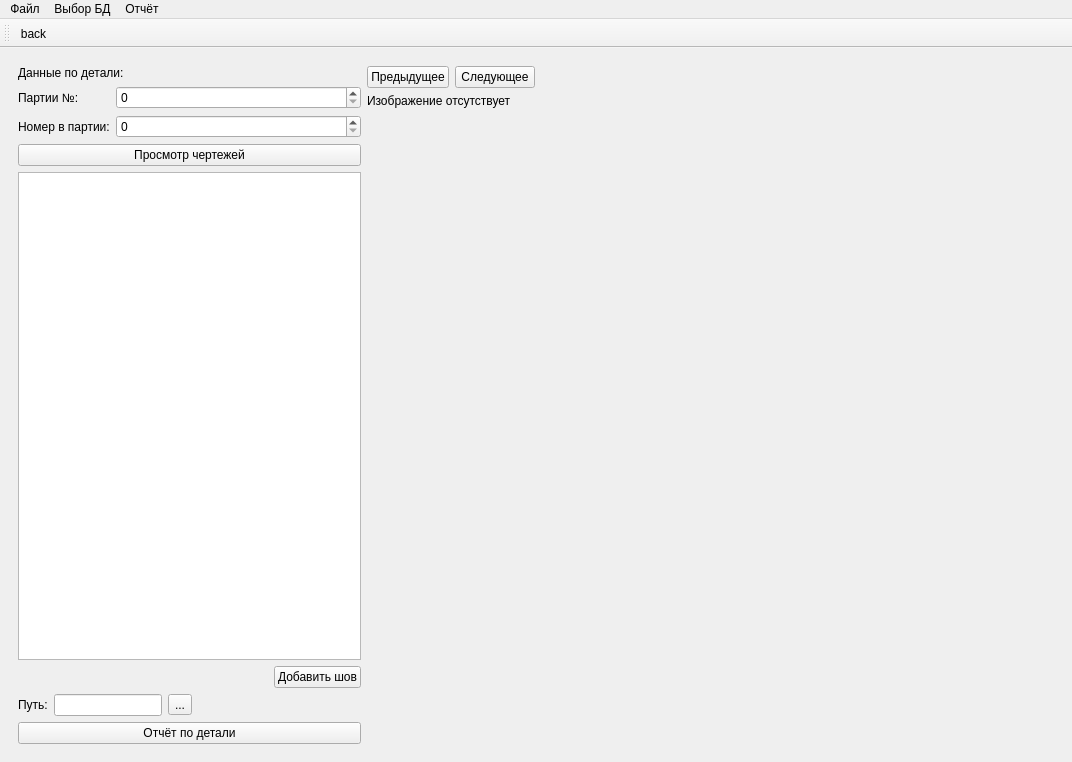
This is venv/irsDB/base.ui in Ilaygor/irsDB as Qt 5 draws it before an edit. The edited form follows.
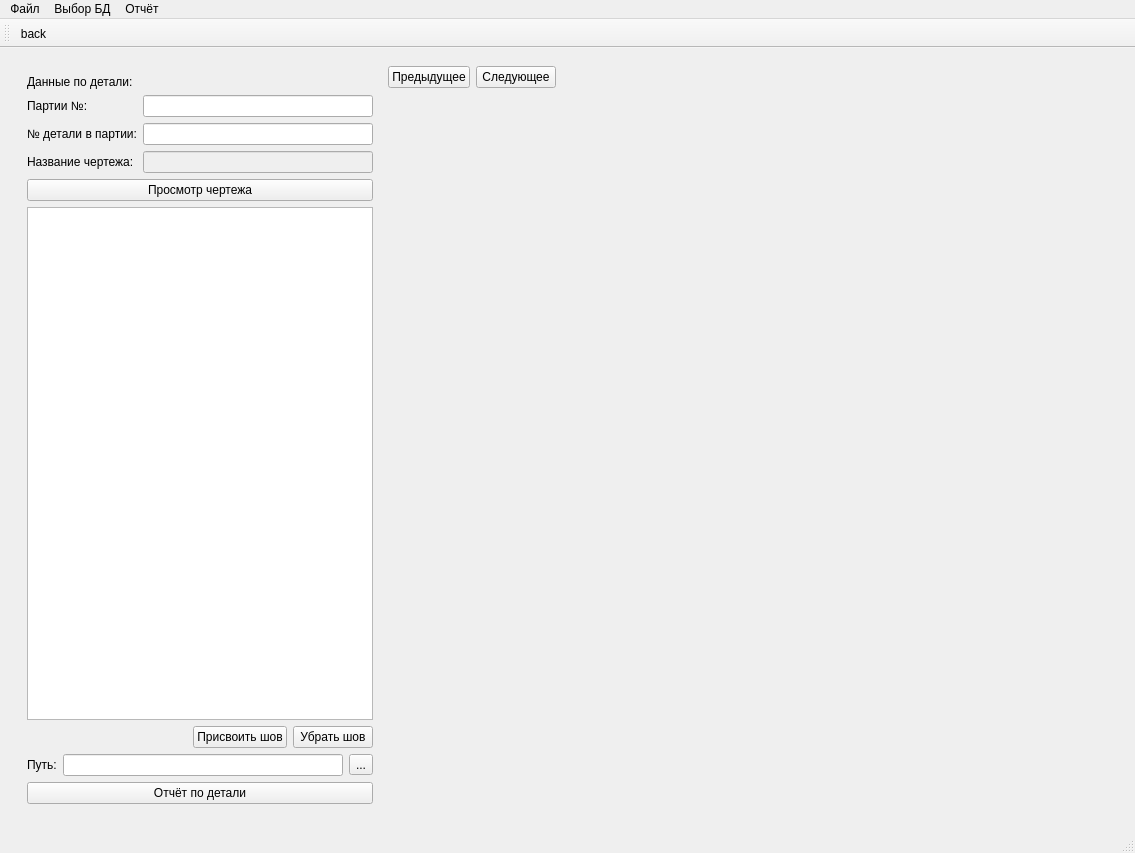
This is the edited form. The open tabs and pages were chosen to show the change. Icons and pictures are not drawn. Custom widgets are drawn as their Qt base class.

What changed in the file:
```diff
--- a/venv/irsDB/base.ui
+++ b/venv/irsDB/base.ui
@@ -6,8 +6,8 @@
    <rect>
     <x>0</x>
     <y>0</y>
-    <width>1072</width>
-    <height>762</height>
+    <width>1135</width>
+    <height>853</height>
    </rect>
   </property>
   <property name="windowTitle">
@@ -1429,6 +1429,9 @@
       <widget class="QWidget" name="page">
        <layout class="QHBoxLayout" name="horizontalLayout_13">
         <item>
+         <widget class="QWidget" name="widget_2" native="true">
+          <layout class="QVBoxLayout" name="verticalLayout_17">
+           <item>
          <layout class="QVBoxLayout" name="verticalLayout_13">
           <property name="sizeConstraint">
            <enum>QLayout::SetFixedSize</enum>
@@ -1449,25 +1452,39 @@
               </property>
              </widget>
             </item>
+               <item row="0" column="1">
+                <widget class="QLineEdit" name="batchNumber_2"/>
+               </item>
             <item row="1" column="0">
              <widget class="QLabel" name="label_61">
               <property name="text">
-               <string>Номер в партии:</string>
+                  <string>№ детали в партии:</string>
               </property>
              </widget>
             </item>
-            <item row="0" column="1">
-             <widget class="QSpinBox" name="spinBox"/>
-            </item>
             <item row="1" column="1">
-             <widget class="QSpinBox" name="spinBox_2"/>
+                <widget class="QLineEdit" name="numberInBatch"/>
+               </item>
+               <item row="2" column="1">
+                <widget class="QLineEdit" name="blueprintName">
+                 <property name="enabled">
+                  <bool>false</bool>
+                 </property>
+                </widget>
+               </item>
+               <item row="2" column="0">
+                <widget class="QLabel" name="label_62">
+                 <property name="text">
+                  <string>Название чертежа:</string>
+                 </property>
+                </widget>
             </item>
            </layout>
           </item>
           <item>
            <widget class="QPushButton" name="pushButton_5">
             <property name="text">
-             <string>Просмотр чертежей</string>
+                <string>Просмотр чертежа</string>
             </property>
            </widget>
           </item>
@@ -1494,7 +1511,14 @@
               <item>
                <widget class="QPushButton" name="pushButton_2">
                 <property name="text">
-                 <string>Добавить шов</string>
+                    <string>Присвоить шов</string>
+                   </property>
+                  </widget>
+                 </item>
+                 <item>
+                  <widget class="QPushButton" name="delSeamBtn">
+                   <property name="text">
+                    <string>Убрать шов</string>
                 </property>
                </widget>
               </item>
@@ -1514,12 +1538,12 @@
                </widget>
               </item>
               <item row="0" column="1">
-               <layout class="QFormLayout" name="formLayout_2">
+                  <layout class="QGridLayout" name="gridLayout_8">
                 <item row="0" column="0">
-                 <widget class="QLineEdit" name="lineEdit"/>
+                    <widget class="QLineEdit" name="pdfAdress"/>
                 </item>
                 <item row="0" column="1">
-                 <widget class="QToolButton" name="toolButton">
+                    <widget class="QToolButton" name="choosePdfAdress">
                   <property name="text">
                    <string>...</string>
                   </property>
@@ -1540,6 +1564,9 @@
           </item>
          </layout>
         </item>
+          </layout>
+         </widget>
+        </item>
         <item>
          <layout class="QVBoxLayout" name="verticalLayout_11">
           <item>
@@ -1574,9 +1601,9 @@
            </layout>
           </item>
           <item>
-           <widget class="QLabel" name="label_62">
+           <widget class="QLabel" name="dateilImg">
             <property name="text">
-             <string>Изображение отсутствует</string>
+             <string/>
             </property>
            </widget>
           </item>
@@ -1622,7 +1649,7 @@
     <rect>
      <x>0</x>
      <y>0</y>
-     <width>1072</width>
+     <width>1135</width>
      <height>26</height>
     </rect>
    </property>
@@ -1671,6 +1698,7 @@
    </attribute>
    <addaction name="actionback"/>
   </widget>
+  <widget class="QStatusBar" name="statusBar"/>
   <action name="chooseArch">
    <property name="enabled">
     <bool>true</bool>
```
Left out of the diff: 77 changed lines with no effect on the pictures. Lines whose indentation alone changed are shown as unchanged.
